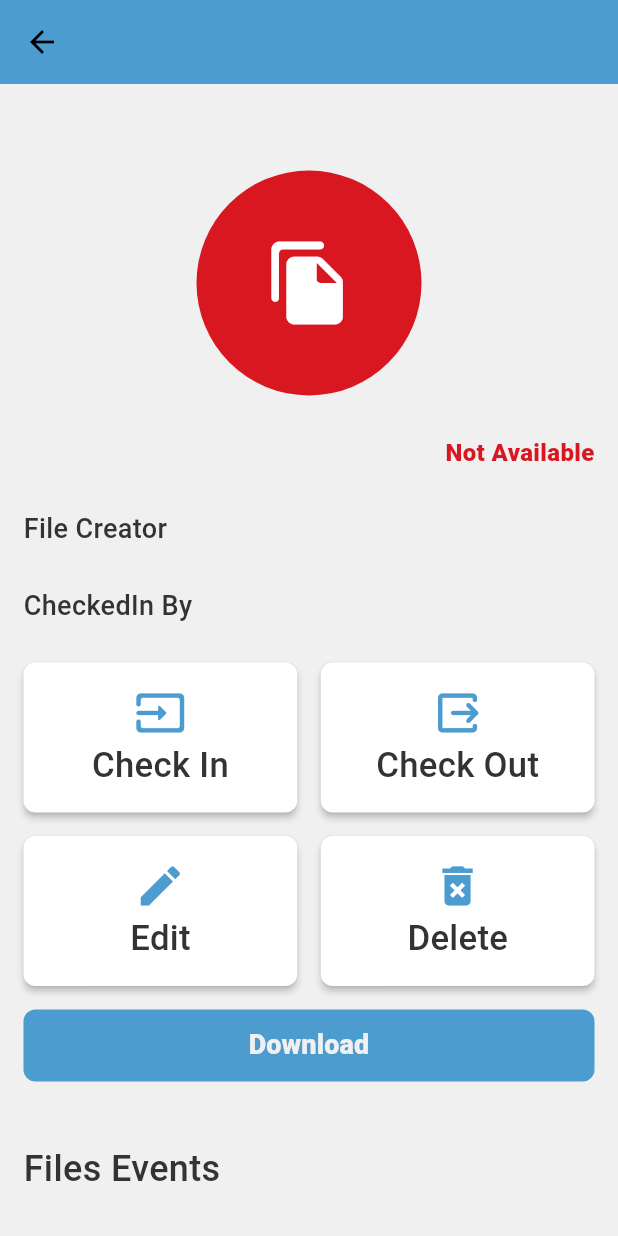
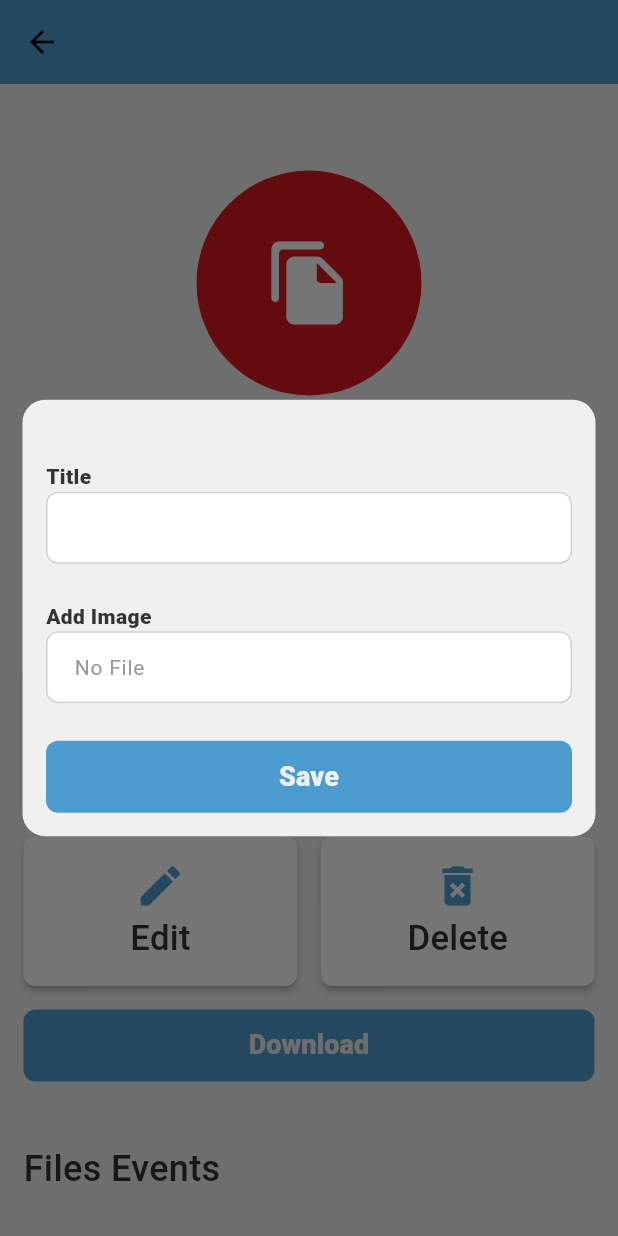
Before and after one commit to ehsankkk1/File-Manager, a Flutter app: the OneFileScreen screen opened directly with empty values, after a tap on "Edit", on a phone screen of 412 x 824 dp. Run offline on Flutter 3.47's test engine with Material 3 defaults, Android fonts, the phone set to English and light mode, and no system bars; our stand-ins replace bloc, equatable, file_picker, flutter_bloc, flutter_svg, get_it and 3 more; network calls fail; Roboto replaces fonts that are missing (Tajawal).

Commit message:
add file done + edit file done

```diff
--- a/lib/features/file_feature/domain/repositories/file_repo.dart
+++ b/lib/features/file_feature/domain/repositories/file_repo.dart
@@ -8,4 +8,7 @@ abstract class FileRepo {
   Future checkInFilePatchRequestRepo(SendFileNewActionEvent event);
   Future checkOutFilePatchRequestRepo(SendFileNewActionEvent event);
   Future deleteFilePatchRequestRepo(SendFileNewActionEvent event);
+  Future addFilePostRequestRepo(AddEditFileActionEvent event);
+  Future editFilePatchRequestRepo(AddEditFileActionEvent event);
+
 }
--- /dev/null
+++ b/lib/features/file_feature/domain/use_cases/add_edit_file_usecase.dart
@@ -0,0 +1,17 @@
+import '../../../../utility/enums.dart';
+import '../../presentation/bloc/file_action_bloc/file_action_bloc.dart';
+import '../../presentation/bloc/file_list_bloc/file_bloc.dart';
+import '../repositories/file_repo.dart';
+
+class AddEditFileUseCase {
+  final FileRepo fileRepo;
+
+  AddEditFileUseCase(this.fileRepo);
+
+  Future call(AddEditFileActionEvent event) async {
+    if (event.fileId != null) {
+      return await fileRepo.editFilePatchRequestRepo(event);
+    }
+    return await fileRepo.addFilePostRequestRepo(event);
+  }
+}
--- a/lib/features/file_feature/presentation/bloc/file_action_bloc/file_action_event.dart
+++ b/lib/features/file_feature/presentation/bloc/file_action_bloc/file_action_event.dart
@@ -16,3 +16,19 @@ class SendFileNewActionEvent extends FileActionEvent {
   @override
   List<Object?> get props => [fileEventName, fileId,folderId];
 }
+class AddEditFileActionEvent extends FileActionEvent {
+  AddEditFileActionEvent(
+      {required this.fileEventName,
+      required this.folderId,
+        this.fileId,
+        required this.file,
+        required this.title
+    });
+  FileEventName fileEventName;
+  int folderId;
+  int? fileId;
+  File? file;
+  String title;
+  @override
+  List<Object?> get props => [fileEventName, fileId,folderId,file,title];
+}
--- a/lib/features/file_feature/presentation/bloc/file_list_bloc/file_event.dart
+++ b/lib/features/file_feature/presentation/bloc/file_list_bloc/file_event.dart
@@ -1,12 +1,13 @@
 part of 'file_bloc.dart';
 
 abstract class FileEvent extends Equatable {
-  const FileEvent();
+  FileEvent({required this.folderId});
+
+  int folderId;
 }
 
 class GetFilesByFolderIdEvent extends FileEvent{
-  GetFilesByFolderIdEvent({required this.folderId});
-  int folderId;
+  GetFilesByFolderIdEvent({required int folderId}) : super(folderId: folderId);
   @override
   List<Object?> get props => [folderId];
 }
--- a/lib/features/file_feature/presentation/pages/one_file_screen.dart
+++ b/lib/features/file_feature/presentation/pages/one_file_screen.dart
@@ -13,6 +13,7 @@ import 'package:permission_handler/permission_handler.dart';
 import '../../../../utility/enums.dart';
 import '../../../../utility/theme/color_style.dart';
 import '../../../../utility/theme/text_styles.dart';
+import '../widgets/add_file_dialog.dart';
 import '../widgets/file_action_widget.dart';
 import '../widgets/file_eventName_widget.dart';
 
@@ -43,12 +44,11 @@ class OneFileScreen extends StatelessWidget {
       ),
       body: BlocListener<FileActionBloc, FileActionState>(
         listener: (context, state) {
-          if(state is FileActionResponseState){
+          if (state is FileActionResponseState) {
             DialogsWidgetsSnackBar.showSnackBarFromStatus(
-                context: context,
-                helperResponse: state.helperResponse,
+              context: context,
+              helperResponse: state.helperResponse,
               popOnSuccess: true,
-              showServerError: true,
             );
           }
         },
@@ -132,7 +132,8 @@ class OneFileScreen extends StatelessWidget {
               builder: (context, state) {
                 if (state is FileActionLoadingState) {
                   return const SizedBox(
-                      height: 200, child: Center(child: CircularProgressIndicator()));
+                      height: 200,
+                      child: Center(child: CircularProgressIndicator()));
                 }
                 return Column(
                   children: [
@@ -170,7 +171,32 @@ class OneFileScreen extends StatelessWidget {
                         children: [
                           FileActionWidget(
                             title: 'Edit',
-                            onPressed: () {},
+                            onPressed: () {
+                              showDialog(
+                                  context: context,
+                                  builder: (BuildContext context) {
+                                    return BlocProvider(
+                                      create: (context) => FileActionBloc(),
+                                      child: BlocListener<FileActionBloc, FileActionState>(
+                                        listener: (context, state) {
+                                          if (state is FileActionResponseState) {
+                                            DialogsWidgetsSnackBar.showSnackBarFromStatus(
+                                              context: context,
+                                              helperResponse: state.helperResponse,
+                                              popOnSuccess: true,
+                                              popBeforeMessage: true
+                                            );
+                                          }
+                                        },
+                                        child: AddFileDialogWidget(
+                                          folderId: fileEntity.folderId,
+                                          fileId: fileEntity.id,
+                                          title: fileEntity.title,
+                                        ),
+                                      ),
+                                    );
+                                  });
+                            },
                             icon: getFileEventNameIcon(FileEventName.updated),
                           ),
                           SizedBox(
--- /dev/null
+++ b/lib/features/file_feature/presentation/widgets/add_file_dialog.dart
@@ -0,0 +1,178 @@
+import 'dart:io';
+import 'package:file_manager/utility/dialogs_and_snackbars/dialogs_snackBar.dart';
+import 'package:file_manager/utility/global_widgets/custom_text_field.dart';
+import 'package:file_picker/file_picker.dart';
+import 'package:flutter/material.dart';
+import 'package:flutter_bloc/flutter_bloc.dart';
+import '../../../../utility/enums.dart';
+import '../../../../utility/global_widgets/elevated_button_widget.dart';
+import '../../../../utility/theme/app_borders.dart';
+import '../../../../utility/theme/color_style.dart';
+import '../bloc/file_action_bloc/file_action_bloc.dart';
+
+class AddFileDialogWidget extends StatefulWidget {
+  AddFileDialogWidget(
+      {required this.folderId, this.title, this.fileId, Key? key})
+      : super(key: key);
+  int folderId;
+  int? fileId;
+  String? title;
+  @override
+  State<AddFileDialogWidget> createState() => _AddFileDialogWidgetState();
+}
+
+class _AddFileDialogWidgetState extends State<AddFileDialogWidget> {
+  late TextEditingController fileTitleController;
+  File? filePicked;
+
+  @override
+  void initState() {
+    fileTitleController = TextEditingController(text: widget.title);
+    super.initState();
+  }
+
+  @override
+  Widget build(BuildContext context) {
+    double getWidth = MediaQuery.of(context).size.width;
+    double getHeight = MediaQuery.of(context).size.height;
+    return Dialog(
+        backgroundColor: Colors.transparent,
+        insetPadding: const EdgeInsets.all(15),
+        child: ConstrainedBox(
+          constraints: BoxConstraints(
+            minHeight: getHeight * 0.01,
+          ),
+          child: Container(
+            width: double.infinity,
+            decoration: const BoxDecoration(
+                borderRadius: AppBorders.k15BorderRadius,
+                color: AppColors.kBackGroundColor),
+            padding: EdgeInsets.fromLTRB(getWidth * 0.038, getWidth * 0.1,
+                getWidth * 0.038, getWidth * 0.038),
+            child: Wrap(
+              spacing: 10,
+              children: [
+                CustomTextField(
+                  label: "Title",
+                  controller: fileTitleController,
+                ),
+                const SizedBox(
+                  height: 25,
+                ),
+                GestureDetector(
+                  onTap: () async {
+                    FilePickerResult? result =
+                        await FilePicker.platform.pickFiles();
+                    if (result != null) {
+                      setState(() {
+                        filePicked = File(result.files.single.path!);
+                      });
+                    }
+                  },
+                  child: CustomTextField(
+                    label: "Add Image",
+                    enabled: false,
+                    hintText: filePicked?.path ?? 'No File',
+                    controller: null,
+                  ),
+                ),
+                const SizedBox(
+                  height: 25,
+                ),
+                BlocBuilder<FileActionBloc, FileActionState>(
+                  builder: (context, state) {
+                    return ElevatedButtonWidget(
+                      title: 'Save',
+                      isLoading: state is FileActionLoadingState,
+                      onPressed: () {
+                        if (filePicked == null && widget.fileId == null) {
+                          return DialogsWidgetsSnackBar.showScaffoldSnackBar(
+                              title: "Add File", context: context);
+                        }
+
+                        context
+                            .read<FileActionBloc>()
+                            .add(AddEditFileActionEvent(
+                              fileEventName: FileEventName.created,
+                              folderId: widget.folderId,
+                              fileId: widget.fileId,
+                              file: filePicked,
+                              title: fileTitleController.text,
+                            ));
+                      },
+                    );
+                  },
+                ),
+              ],
+            ),
+          ),
+        ));
+  }
+}
+
+// class AddFileBottomSheet {
+//   static void showLanguageBottomSheet({
+//     required TextEditingController controller,
+//     required File? file,
+//     required BuildContext context,
+//     required Function() save,
+//   }) {
+//     double getWidth = MediaQuery.of(context).size.width;
+//     double getHeight = MediaQuery.of(context).size.height;
+//     var alertDialog = Dialog(
+//         backgroundColor: Colors.transparent,
+//         insetPadding: const EdgeInsets.all(15),
+//         child: ConstrainedBox(
+//           constraints: BoxConstraints(
+//             minHeight: getHeight * 0.01,
+//           ),
+//           child: Container(
+//             width: double.infinity,
+//             decoration: const BoxDecoration(
+//                 borderRadius: AppBorders.k15BorderRadius,
+//                 color: AppColors.kBackGroundColor),
+//             padding: EdgeInsets.fromLTRB(getWidth * 0.038, getWidth * 0.1,
+//                 getWidth * 0.038, getWidth * 0.038),
+//             child: Wrap(
+//               spacing: 10,
+//               children: [
+//                 CustomTextField(
+//                   label: "Title",
+//                   controller: controller,
+//                 ),
+//                 const SizedBox(
+//                   height: 25,
+//                 ),
+//                 GestureDetector(
+//                   onTap: () async {
+//                     FilePickerResult? result =
+//                         await FilePicker.platform.pickFiles();
+//                     if (result != null) {
+//                       file = File(result.files.single.path!);
+//                     }
+//                   },
+//                   child: CustomTextField(
+//                     label: "Add Image",
+//                     enabled: false,
+//                     hintText: file?.path ?? 'No File',
+//                     controller: null,
+//                   ),
+//                 ),
+//                 const SizedBox(
+//                   height: 25,
+//                 ),
+//                 ElevatedButtonWidget(
+//                   title: 'Save',
+//                   onPressed: save,
+//                 ),
+//               ],
+//             ),
+//           ),
+//         ));
+//     showDialog(
+//         context: context,
+//         builder: (BuildContext context) {
+//           return alertDialog;
+//         });
+//   }
+// }
--- a/lib/features/file_feature/presentation/widgets/file_list.dart
+++ b/lib/features/file_feature/presentation/widgets/file_list.dart
@@ -1,6 +1,3 @@
-
-
-
 import 'package:flutter/material.dart';
 import 'package:flutter_bloc/flutter_bloc.dart';
 
@@ -78,7 +75,7 @@ class _FileListState extends State<FileList> {
             itemCount: 8,
             itemBuilder: (BuildContext context, int index) {
               return Padding(
-                padding:  EdgeInsets.only(
+                padding: EdgeInsets.only(
                     left: screenWidth * 0.038,
                     right: screenWidth * 0.038,
                     top: screenHeight * 0.02,
--- a/lib/utility/dialogs_and_snackbars/dialogs_snackBar.dart
+++ b/lib/utility/dialogs_and_snackbars/dialogs_snackBar.dart
@@ -35,8 +35,12 @@ class DialogsWidgetsSnackBar {
     required HelperResponse helperResponse,
     bool showServerError = true,
     bool popOnSuccess = true,
+    bool popBeforeMessage = false,
     int popOnSuccessCount = 1,
   }) {
+    if(popBeforeMessage){
+      Navigator.of(context).pop();
+    }
     if (helperResponse.servicesResponse == ServicesResponseStatues.success) {
       if(popOnSuccess){
         for(int i=0;i<popOnSuccessCount;i++){
--- a/lib/utility/networking/endpoints.dart
+++ b/lib/utility/networking/endpoints.dart
@@ -2,10 +2,13 @@
 class EndPoints{
 
   // my wifi ip address
-  static const String kMainUrl = "http://192.168.1.68:3333";
-  static const String kMainUrlAssets = "http://192.168.1.68:3333";
+  static const String kMainUrl = "http://192.168.108.228:3333";
+  static const String kMainUrlAssets = "http://192.168.108.228:3333";
   static const String login = "/auth/signin";
   static const String folderCanAccess = "/folders/can-access";
+  static String uploadFile(int folderId) => "/folders/$folderId/files";
+  static String editFile(int folderId,int fileId) => "/folders/$folderId/files/$fileId";
+
   static String checkInFile(int folderId,int fileId) => "/folders/$folderId/files/$fileId/checkin";
   static String checkOutFile(int folderId,int fileId) => "/folders/$folderId/files/$fileId/checkout";
   static String deleteFile(int folderId,int fileId) => "/folders/$folderId/files/$fileId";
--- a/pubspec.yaml
+++ b/pubspec.yaml
@@ -14,6 +14,7 @@ dependencies:
   intl: ^0.18.1
   path_provider: ^2.1.1
   permission_handler: ^11.0.1
+  file_picker: ^6.1.1
 
 dev_dependencies:
   flutter_test:
```
Also changed, not shown: lib/features/file_feature/data/data_sources/file_datasource.dart (+31 -9 lines), lib/features/file_feature/data/repositories/file_repo_impl.dart (+12 -0 lines), lib/features/file_feature/presentation/bloc/file_action_bloc/file_action_bloc.dart (+11 -2 lines), lib/features/file_feature/presentation/pages/file_list_screen.dart (+45 -4 lines), lib/utility/networking/network_helper.dart (+22 -18 lines), lib/utility/router/app_router.dart (+7 -2 lines), pubspec.lock, 1 other file.
